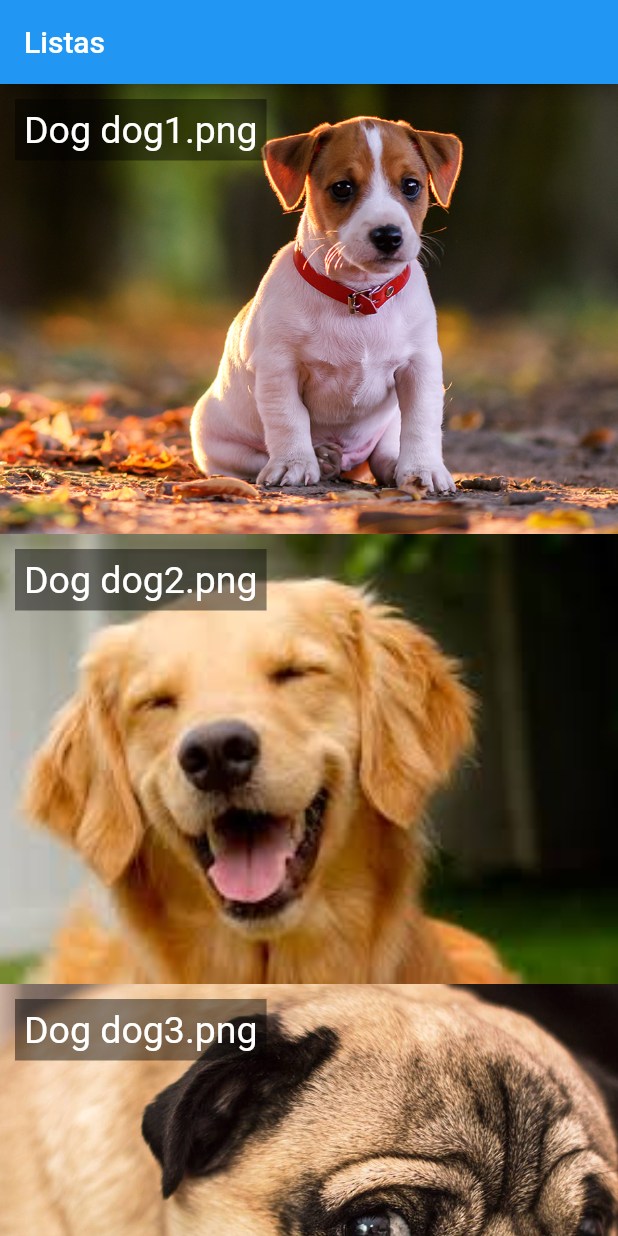
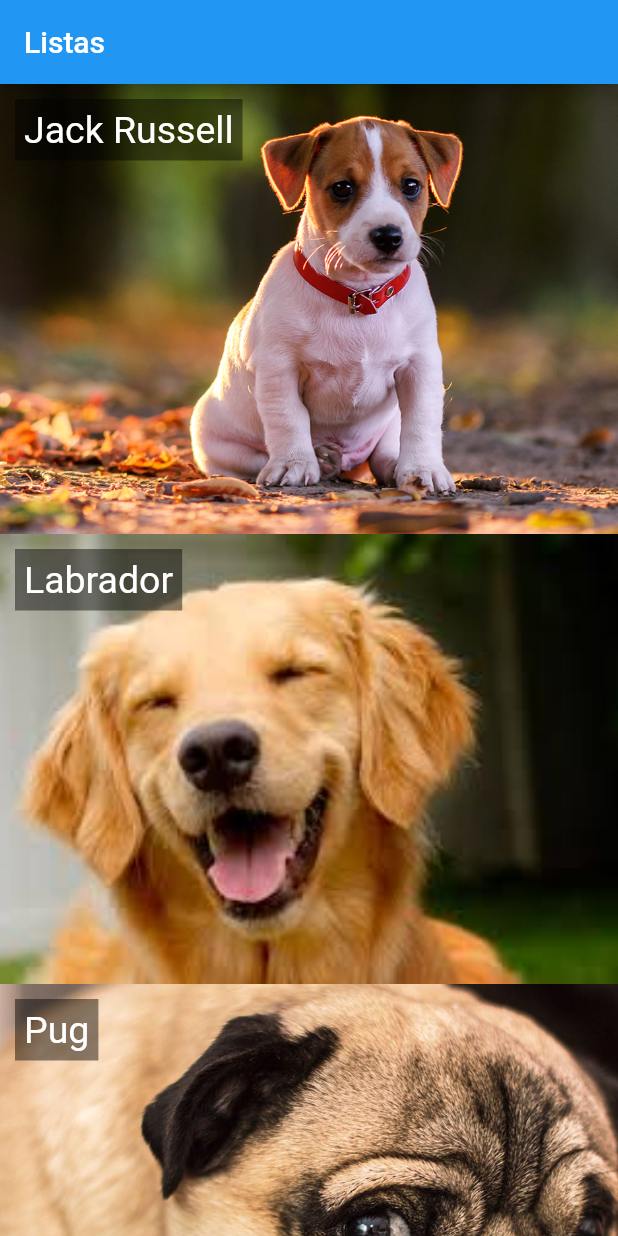
Before and after one commit to rlechetaudemy/flutter_revisao_listas_builder, a Flutter app: the screen it shows after launch, on a phone screen of 412 x 824 dp. Run offline on Flutter 3.47's test engine with Material 2 defaults, Android fonts, the phone set to English and light mode, and no system bars.

Commit message:
Exemplo de ListView.builder

```diff
--- a/lib/domain/dog_service.dart
+++ b/lib/domain/dog_service.dart
@@ -24,7 +24,7 @@ class DogService {
       final dogs = lista.map<Dog>(
               (json) => Dog.fromJson(json)).toList();
 
-      //print("Dogs $dogs");
+      print("Dogs $dogs");
 
       return dogs;
     } catch (error) {
@@ -36,11 +36,11 @@ class DogService {
 
     final list = List<Dog>();
 
-    list.add(Dog("Dog 1","dog1.png"));
-    list.add(Dog("Dog 2","dog2.png"));
-    list.add(Dog("Dog 3","dog3.png"));
-    list.add(Dog("Dog 4","dog4.png"));
-    list.add(Dog("Dog 5","dog5.png"));
+    list.add(Dog("Jack Russell","dog1.png"));
+    list.add(Dog("Labrador","dog2.png"));
+    list.add(Dog("Pug","dog3.png"));
+    list.add(Dog("Rottweiler","dog4.png"));
+    list.add(Dog("Pastor","dog5.png"));
 
     return list;
   }
--- a/lib/home_page.dart
+++ b/lib/home_page.dart
@@ -1,4 +1,6 @@
 import 'package:flutter/material.dart';
+import 'package:flutter_revisao_listas_builder/domain/dog.dart';
+import 'package:flutter_revisao_listas_builder/domain/dog_service.dart';
 
 class HomePage extends StatelessWidget {
   @override
@@ -12,24 +14,25 @@ class HomePage extends StatelessWidget {
   }
 
   _body() {
-    return ListView(
-      children: <Widget>[
-        _img("dog1.png"),
-        _img("dog2.png"),
-        _img("dog3.png"),
-        _img("dog4.png"),
-        _img("dog5.png"),
-      ],
+    List<Dog> dogs = DogService.getDogsNormal();
+
+    return ListView.builder(
+      itemCount: dogs.length,
+      itemBuilder: (context, idx) {
+        Dog dog = dogs[idx];
+
+        return _dogView(dog);
+      }
     );
   }
 
-  _img(String s) {
+  _dogView(Dog dog) {
     return Stack(
       children: <Widget>[
         Container(
           height: 300,
           child: Image.asset(
-            "assets/images/$s",
+            "assets/images/${dog.foto}",
             fit: BoxFit.cover,
           ),
         ),
@@ -38,7 +41,7 @@ class HomePage extends StatelessWidget {
           padding: EdgeInsets.all(6),
           decoration: BoxDecoration(color: Colors.black45),
           child: Text(
-            "Dog $s",
+            "${dog.nome}",
             style: TextStyle(fontSize: 25, color: Colors.white),
           ),
         )
```
Also changed, not shown: 1 other file.
